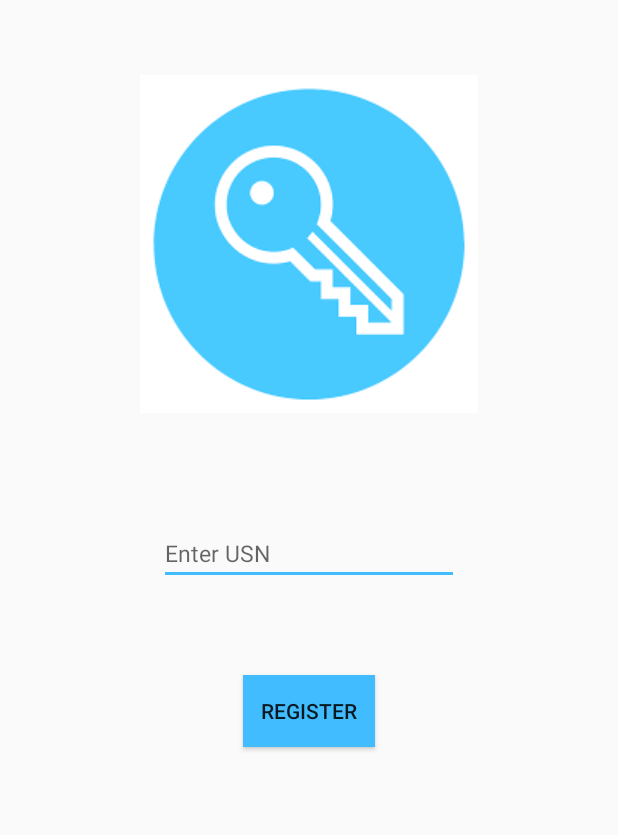
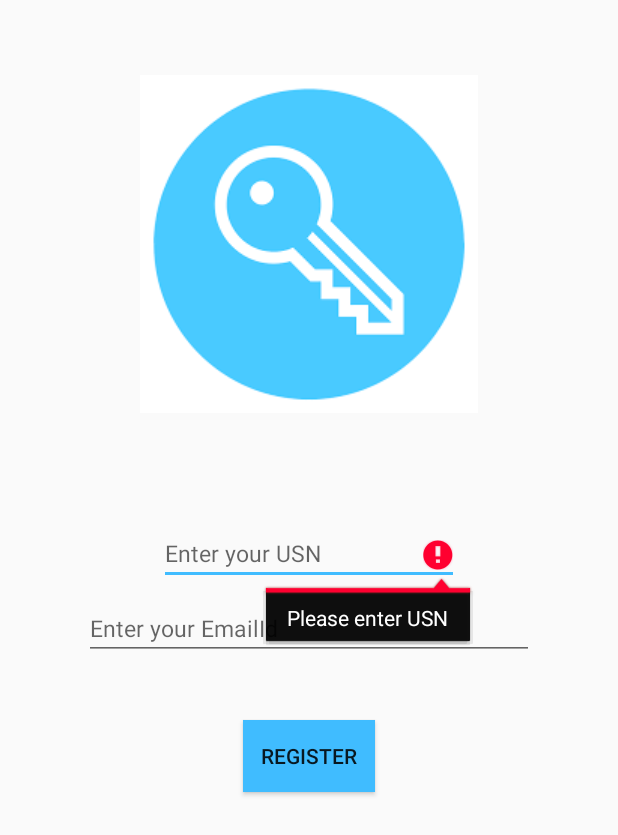
Before and after one commit to nasilsaniah/NoteIt, an Android app: the screen it shows after launch (MainActivity), after a tap on "REGISTER", on a phone screen of 412 x 824 dp. Shown: the top 835 px of the screen. Run offline under Robolectric (Android 15) with nearby library versions, the phone set to English and light mode, and no system bars; our stand-ins replace Firebase (no records; nobody signed in at launch, a user with empty details on screens opened directly).

```diff
--- a/app/build.gradle
+++ b/app/build.gradle
@@ -28,9 +28,12 @@ dependencies {
     implementation 'com.android.support:appcompat-v7:26.1.0'
     implementation 'com.android.support.constraint:constraint-layout:1.1.1'
     implementation 'com.android.support:design:26.1.0'
+    implementation 'com.google.firebase:firebase-database:11.8.0'
     testImplementation 'junit:junit:4.12'
     androidTestImplementation 'com.android.support.test:runner:1.0.2'
     androidTestImplementation 'com.android.support.test.espresso:espresso-core:3.0.2'
     implementation 'com.google.firebase:firebase-core:16.0.0'
+    implementation 'com.google.firebase:firebase-database:16.0.1'
+
 }
 apply plugin: 'com.google.gms.google-services'
--- /dev/null
+++ b/app/src/main/java/ddsmartlabs/noteit/Data.kt
@@ -0,0 +1,4 @@
+package ddsmartlabs.noteit
+
+class Data(val Id:Any,val Usn:String,val Email:String){
+}
--- a/app/src/main/java/ddsmartlabs/noteit/MainActivity.kt
+++ b/app/src/main/java/ddsmartlabs/noteit/MainActivity.kt
@@ -3,16 +3,49 @@ package ddsmartlabs.noteit
 import android.support.v7.app.AppCompatActivity
 import android.os.Bundle
 import android.widget.Button
+import android.widget.EditText
 import android.widget.Toast
+import com.google.firebase.database.FirebaseDatabase
 
 class MainActivity : AppCompatActivity() {
+
+    private lateinit var usn: EditText
+    private lateinit var email: EditText
 
     override fun onCreate(savedInstanceState: Bundle?) {
 
         super.onCreate(savedInstanceState)
         setContentView(R.layout.activity_main)
-        setContentView(R.layout.activity_main)
         val b = findViewById<Button>(R.id.tap)
-        b.setOnClickListener { Toast.makeText(baseContext, "First Login", Toast.LENGTH_SHORT).show() }
+        usn = findViewById(R.id.usn)
+        email = findViewById(R.id.email)
+        b.setOnClickListener {
+            Toast.makeText(baseContext, "First Login", Toast.LENGTH_SHORT).show()
+            saveData()
+        }
     }
+
+    private fun saveData() {
+        val Usn=usn.text.toString();
+        if(Usn.isEmpty())
+        {
+            usn.error="Please enter USN"
+            return
+        }
+        val Email=email.text.toString();
+        if(Email.isEmpty()||!(Email.contains('@')))
+        {
+
+            email.error="Please enter valid EmailId"
+            return
+        }
+
+        val ref= FirebaseDatabase.getInstance().getReference("Students")
+        val Id=ref.push().key.toString()
+        val Student=Data(Id,Usn,Email)
+        ref.child(Id).setValue(Student).addOnCompleteListener {
+            Toast.makeText(baseContext,"Data Saved",Toast.LENGTH_SHORT).show()
+        }
+    }
+
 }
--- a/app/src/main/res/layout/activity_main.xml
+++ b/app/src/main/res/layout/activity_main.xml
@@ -18,9 +18,24 @@
        android:layout_height="40dp"
        android:layout_centerHorizontal="true"
        android:layout_marginTop="350dp"
-       android:hint="Enter USN"
+       android:hint="Enter your USN"
        android:textSize="15dp"
+       android:id="@+id/usn"
        />
+   <EditText
+       android:id="@+id/email"
+       android:layout_width="300dp"
+       android:layout_height="40dp"
+       android:layout_centerHorizontal="true"
+       android:layout_marginTop="400dp"
+       android:hint="Enter your EmailId"
+       android:textSize="15dp"
+       android:textAllCaps="false"
+       />
+
+
+
+
    <Button
        android:layout_width="wrap_content"
        android:layout_height="wrap_content"
@@ -28,5 +43,5 @@
        android:background="@color/colorAccent"
        android:id="@+id/tap"
        android:layout_centerHorizontal="true"
-       android:layout_marginTop="450dp"/>
+       android:layout_marginTop="480dp"/>
 </RelativeLayout>
```
Also changed, not shown: 1 other file.
